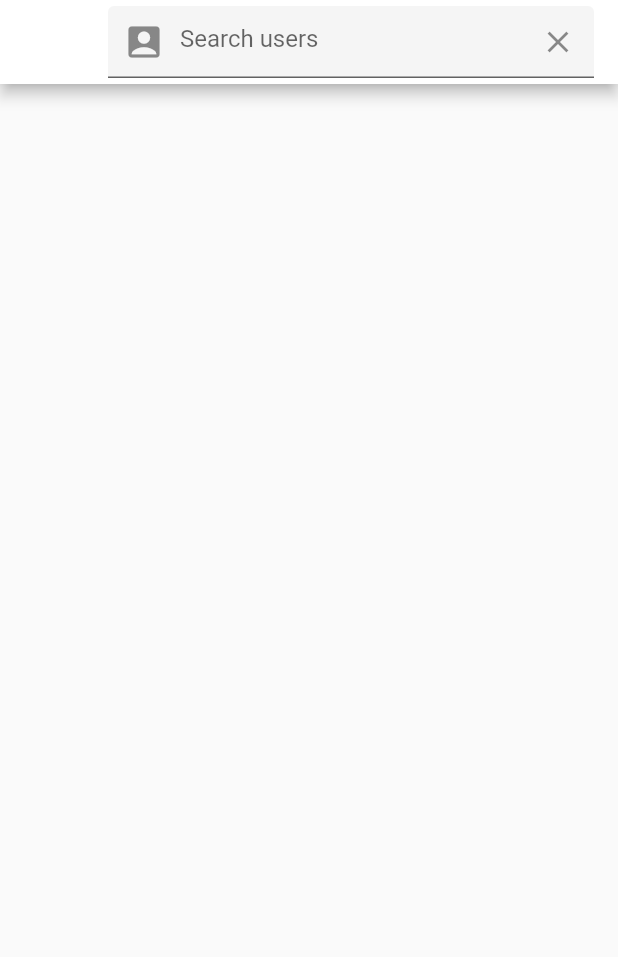
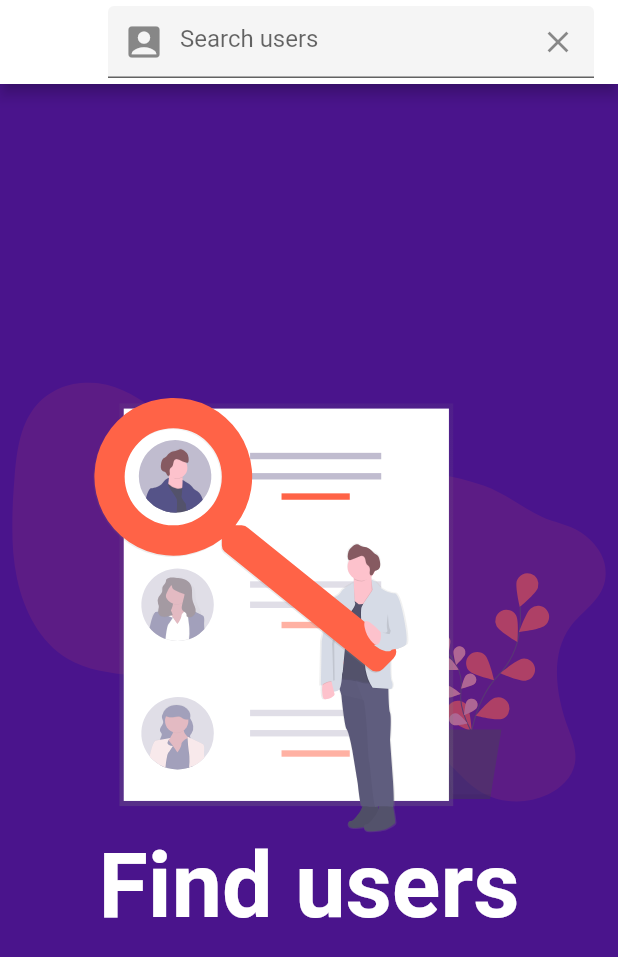
Before and after one commit to jamirmachado/Flutter-Image-Sharing-App, a Flutter app: the Search screen opened directly, on a phone screen of 412 x 824 dp. Shown: the top 957 px of the screen. Run offline on Flutter 3.47's test engine with Material 2 defaults, Android fonts, the phone set to English and light mode, and no system bars; our stand-ins replace cloud_firestore, flutter_svg, google_sign_in; accounts and stored records are empty.

Commit message:
Base screen for search, update svg flutter

```diff
--- a/lib/pages/search.dart
+++ b/lib/pages/search.dart
@@ -1,4 +1,5 @@
 import 'package:flutter/material.dart';
+import 'package:flutter_svg/svg.dart';
 
 class Search extends StatefulWidget {
   @override
@@ -26,11 +27,32 @@ class _SearchState extends State<Search> {
     );
   }
 
-  buildNoContent() {}
+  buildNoContent() {
+    return Container(
+      child: Center(
+        child: ListView(
+          shrinkWrap: true,
+          children: <Widget>[
+            SvgPicture.asset('assets/images/search.svg', height: 300.0),
+            Text(
+              'Find users',
+              textAlign: TextAlign.center,
+              style: TextStyle(
+                color: Colors.white,
+                fontWeight: FontWeight.w600,
+                fontSize: 60,
+              ),
+            )
+          ],
+        ),
+      ),
+    );
+  }
 
   @override
   Widget build(BuildContext context) {
     return Scaffold(
+      backgroundColor: Colors.purple[900],
       appBar: buildSearchField(),
       body: buildNoContent(),
     );
--- a/pubspec.yaml
+++ b/pubspec.yaml
@@ -33,7 +33,7 @@ dependencies:
   firebase_messaging: ^4.0.0+1
   timeago: 2.0.17
   cached_network_image:
-  flutter_svg:
+  flutter_svg: ^0.18.1
 
 dev_dependencies:
   flutter_test:
```
Also changed, not shown: pubspec.lock, 19 other files.
